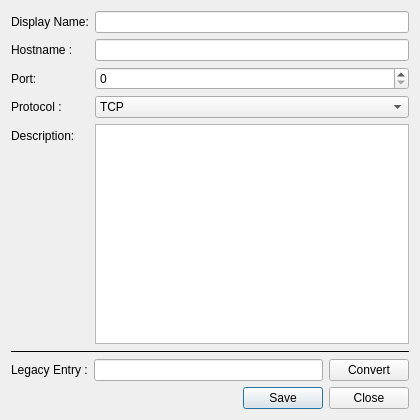
Old version of the form data/ui/favorite_server_dialog.ui in the repository AttorneyOnline/AO2-Client.
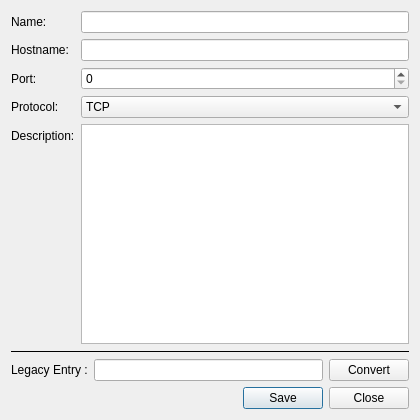
New version of the form.

Commit message:
Reimplemented favorite server widget, ...
* Reworked favorite server widget
* Renamed `server_type` to `ServerInfo`
* Renamed `connection_type` to `ServerConnectionType`
* Refactored `AOCharButton`
* Reimplemented `AOButton`
* Partially reimplemented `AOEmoteButton`
* Refactored `AOEvidenceButton`

Diff of the .ui file:
```diff
--- a/data/ui/favorite_server_dialog.ui
+++ b/data/ui/favorite_server_dialog.ui
@@ -46,7 +46,7 @@
      <item row="0" column="0">
       <widget class="QLabel" name="server_display_name_lbl">
        <property name="text">
-        <string>Display Name:</string>
+        <string>Name:</string>
        </property>
       </widget>
      </item>
@@ -56,7 +56,7 @@
      <item row="1" column="0">
       <widget class="QLabel" name="server_hostname_lbl">
        <property name="text">
-        <string>Hostname :</string>
+        <string>Hostname:</string>
        </property>
       </widget>
      </item>
@@ -80,7 +80,7 @@
      <item row="3" column="0">
       <widget class="QLabel" name="server_protocol_lbl">
        <property name="text">
-        <string>Protocol :</string>
+        <string>Protocol:</string>
        </property>
       </widget>
      </item>
```
Left out of the diff: 30 changed lines with no effect on the pictures. The commit also changes 40 other files.
